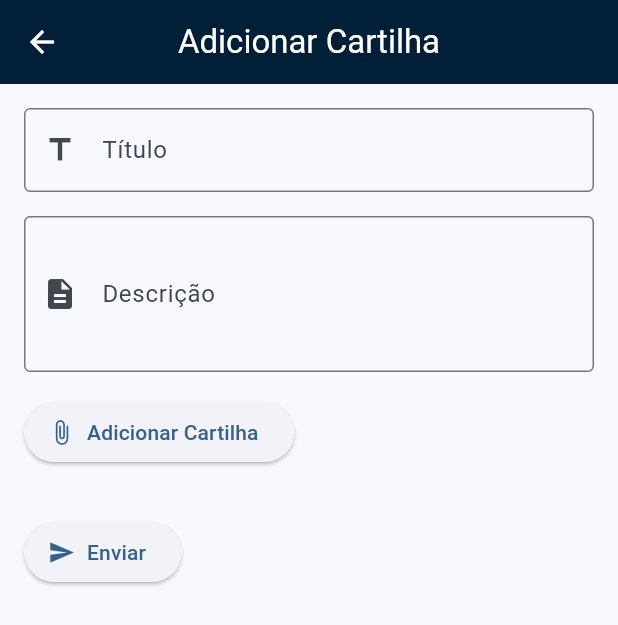
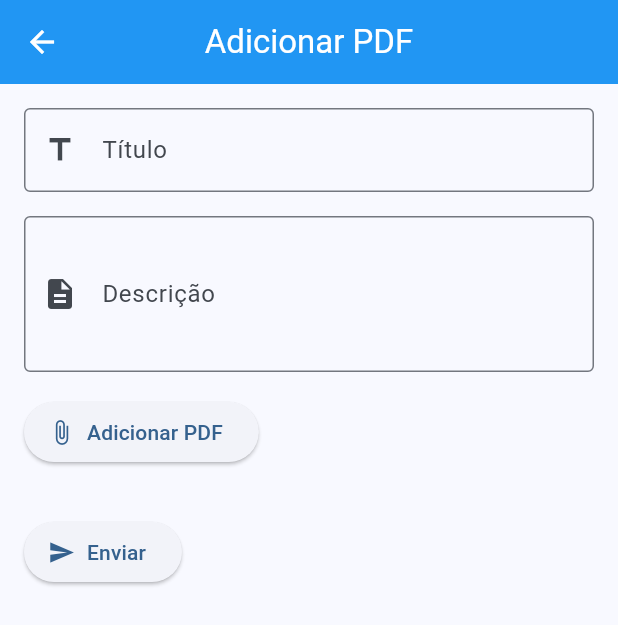
Before and after one commit to EliasPacheco/corenproject, a Flutter app: the AddCartilha screen opened directly, on a phone screen of 412 x 824 dp. Shown: the top 625 px of the screen. Run offline on Flutter 3.47's test engine with Material 3 defaults, Android fonts, the phone set to English and light mode, and no system bars; our stand-ins replace carousel_slider, cloud_firestore, connectivity_plus, file_picker, firebase_auth, firebase_core and 3 more; missing offline and left inert: syncfusion_flutter_pdfviewer; accounts and stored records are empty.

Commit message:
alteração text

```diff
--- a/lib/conteudos/AddCartilha.dart
+++ b/lib/conteudos/AddCartilha.dart
@@ -186,9 +186,9 @@ class _AddCartilhaState extends State<AddCartilha> {
     return Scaffold(
       appBar: AppBar(
         title:
-            Text('Adicionar Cartilha', style: TextStyle(color: Colors.white)),
+            Text('Adicionar PDF', style: TextStyle(color: Colors.white)),
         centerTitle: true,
-        backgroundColor: Color(0xFF021F38),
+        backgroundColor: Colors.blue,
         iconTheme: IconThemeData(color: Colors.white),
       ),
       body: Padding(
@@ -242,7 +242,7 @@ class _AddCartilhaState extends State<AddCartilha> {
                   _pickFiles();
                 },
                 icon: Icon(Icons.attach_file),
-                label: Text('Adicionar Cartilha'),
+                label: Text('Adicionar PDF'),
               ),
               SizedBox(height: 16.0),
               Column(
```
